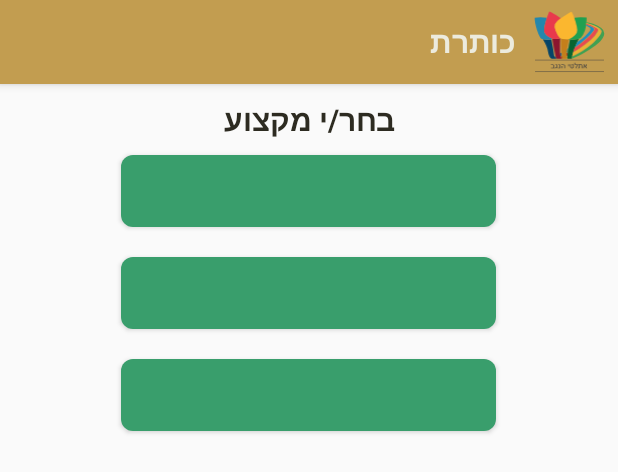
After one commit to Amitwati/AthleticsApp, an Android app: the layout activity_list.xml on its own in the app's theme, with its tools: preview values and no code run, on a phone screen of 412 x 824 dp. The commit adds this screen. Shown: the top 472 px of the screen. Run offline under Robolectric (Android 15) with nearby library versions, the phone set to English and light mode, and no system bars.

Commit message:
added the the list activity. successful test of passing data to the activities from the dialog.

```diff
--- a/app/src/main/AndroidManifest.xml
+++ b/app/src/main/AndroidManifest.xml
@@ -7,7 +7,7 @@
         android:icon="@mipmap/ic_launcher"
         android:label="@string/app_name"
         android:roundIcon="@mipmap/ic_launcher_round"
-        android:supportsRtl="true"
+        android:supportsRtl="false"
         android:theme="@style/AppTheme">
         <activity android:name=".MainActivity">
             <intent-filter>
@@ -17,7 +17,8 @@
             </intent-filter>
         </activity>
         <activity android:name=".graph_test" />
-        <activity android:name=".MenuActivity"></activity>
+        <activity android:name=".MenuActivity" />
+        <activity android:name=".ListActivity"></activity>
     </application>
 
 </manifest>
--- /dev/null
+++ b/app/src/main/res/layout/activity_list.xml
@@ -0,0 +1,79 @@
+<?xml version="1.0" encoding="utf-8"?>
+<RelativeLayout android:id="@+id/main_layout"
+    xmlns:android="http://schemas.android.com/apk/res/android"
+    android:layout_width="match_parent"
+    android:layout_height="match_parent"
+    xmlns:tools="http://schemas.android.com/tools"
+    android:backgroundTint="@color/colorBright_YELLOW"
+    xmlns:app="http://schemas.android.com/apk/res-auto">
+
+
+    <android.support.v7.widget.Toolbar
+        android:id="@+id/list_layout_tb"
+        android:layout_width="match_parent"
+        android:layout_height="?attr/actionBarSize"
+        android:background="@color/colorPrimary_YELLOW"
+        app:titleTextColor="#fff"
+        android:elevation="4dp"
+        app:theme="@style/ToolbarColoredBackArrow"
+        android:theme="@style/ThemeOverlay.AppCompat.ActionBar"
+        app:popupTheme="@style/ThemeOverlay.AppCompat.Light">
+
+        <RelativeLayout
+            android:layout_width="match_parent"
+            android:layout_height="match_parent"
+            android:gravity="center|right"
+            android:padding="7dp">
+            <ImageView
+                android:layout_width="50dp"
+                android:layout_height="50dp"
+                android:src="@drawable/ic_icon"
+                android:layout_alignParentRight="true"
+                android:id="@+id/imageView" />
+
+            <TextView
+                android:id="@+id/tb_title"
+                android:layout_width="wrap_content"
+                android:layout_height="wrap_content"
+                android:layout_alignParentBottom="true"
+                android:layout_alignParentTop="true"
+                android:layout_marginRight="10dp"
+                android:layout_toLeftOf="@+id/imageView"
+                android:autoSizeTextType="uniform"
+                android:gravity="center"
+                android:text="כותרת"
+                android:textColor="@color/colorBright_YELLOW"
+                android:textSize="20dp"
+                android:textStyle="bold" />
+        </RelativeLayout>
+
+
+    </android.support.v7.widget.Toolbar>
+
+    <RelativeLayout
+        android:layout_width="match_parent"
+        android:layout_height="match_parent"
+        android:layout_below="@+id/list_layout_tb"
+        android:paddingTop="10dp">
+
+        <TextView
+            android:id="@+id/list_title"
+            android:layout_width="wrap_content"
+            android:layout_height="wrap_content"
+            android:text="בחר/י מקצוע"
+            android:textColor="@color/colorPrimaryDark_YELLOW"
+            android:textSize="20dp"
+            android:textStyle="bold"
+            android:layout_centerHorizontal="true"/>
+
+        <ListView
+            android:id="@+id/list_layout_lv"
+            android:layout_width="wrap_content"
+            android:layout_height="wrap_content"
+            android:layout_below="@+id/list_title"
+            android:divider="@null"
+            tools:listitem="@layout/menu_list_item"/>
+    </RelativeLayout>
+
+
+</RelativeLayout>
--- a/app/src/main/res/values/colors.xml
+++ b/app/src/main/res/values/colors.xml
@@ -23,5 +23,5 @@
     <color name="colorPrimaryDark_YELLOW">#2d2b21</color>
     <color name="colorPrimary_YELLOW">#c29d50</color>
     <color name="colorAccent_YELLOW">#efd091</color>
-    <color name="colorBright_YELLOW">#ecebe2</color>
+    <color name="colorBright_YELLOW">#ecebde</color>
 </resources>
```
Also changed, not shown: app/src/main/java/com/example/amitwati/athleticsapp/ListActivity.java (added, +43 -0 lines), app/src/main/java/com/example/amitwati/athleticsapp/MenuActivity.java (+32 -8 lines).
